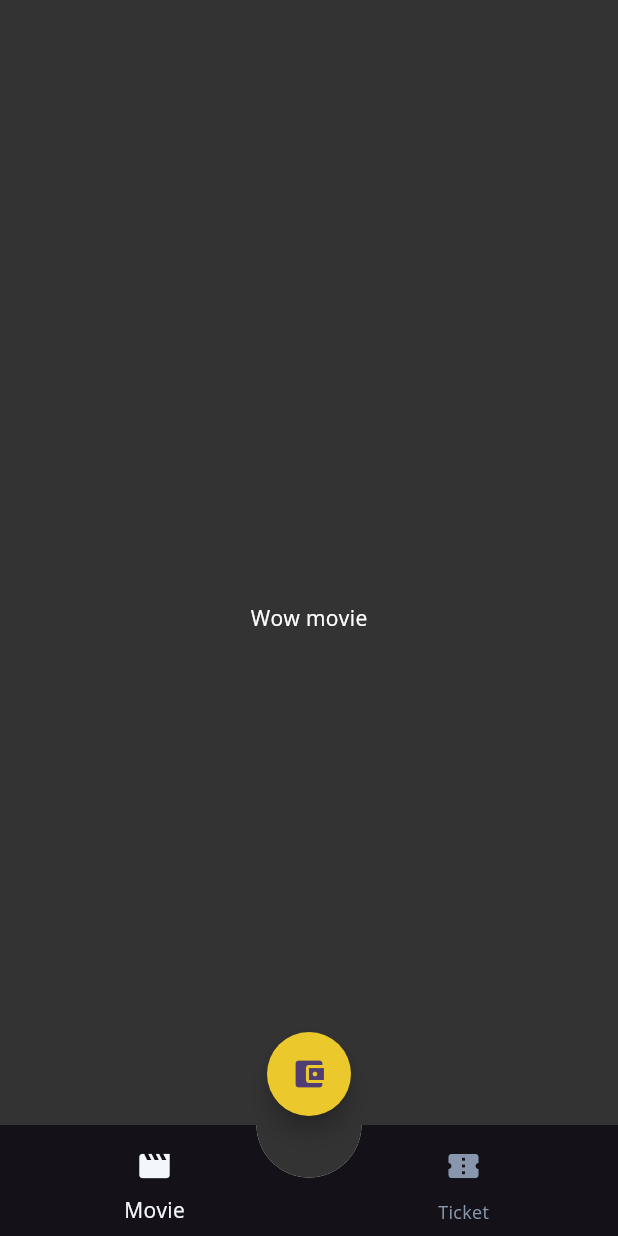
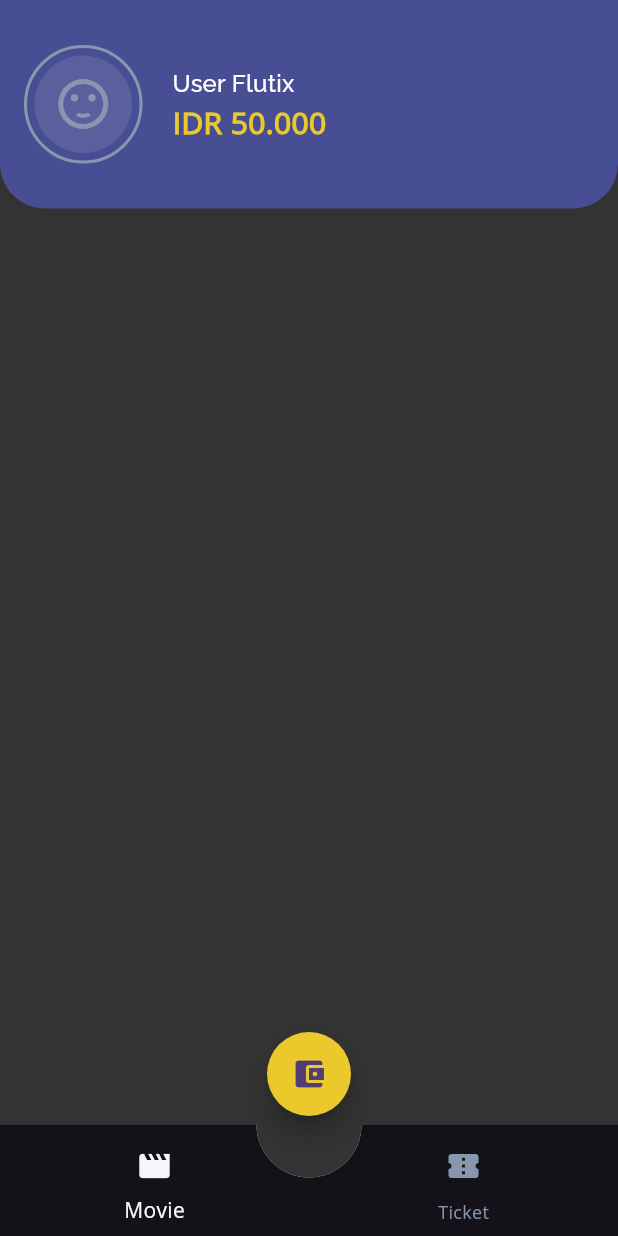
Before and after one commit to asiata25/flutix_movie, a Flutter app: the MainPage screen opened directly, on a phone screen of 412 x 824 dp. Run offline on Flutter 3.47's test engine with Material 3 defaults, Android fonts, the phone set to English and light mode, and no system bars; our stand-ins replace bloc, equatable, flutter_bloc, get_it, supabase_flutter; accounts and stored records are empty.

Commit message:
feat(movie): :sparkles: enhance MoviePage with user info display in header

```diff
--- a/lib/core/commons/pages/main_page.dart
+++ b/lib/core/commons/pages/main_page.dart
@@ -1,4 +1,5 @@
 import 'package:flutix_movie/core/commons/widgets/bottom_nav.dart';
+import 'package:flutix_movie/core/theme/app_pallete.dart';
 import 'package:flutix_movie/features/movie/presentation/pages/movie_page.dart';
 import 'package:flutter/material.dart';
 
@@ -36,8 +37,16 @@ class _MainPageState extends State<MainPage> {
   Widget build(BuildContext context) {
     return Scaffold(
         body: Stack(children: [
+      Container(
+          decoration: const BoxDecoration(
+        color: AppPallete.purpleColor,
+      )),
       SafeArea(
-          child: PageView(
+          child: Container(
+              decoration: const BoxDecoration(
+        color: AppPallete.backgroundColor,
+      ))),
+      PageView(
         controller: pageController,
         onPageChanged: (value) {
           setState(() {
@@ -50,8 +59,11 @@ class _MainPageState extends State<MainPage> {
             child: Text("Ticket"),
           )
         ],
-      )),
-      BottomNav(navBarIndex: bottomNavBarIndex, onPageChanged: pageChangeHandler,),
+      ),
+      BottomNav(
+        navBarIndex: bottomNavBarIndex,
+        onPageChanged: pageChangeHandler,
+      ),
     ]));
   }
 }
--- a/lib/core/theme/app_pallete.dart
+++ b/lib/core/theme/app_pallete.dart
@@ -3,6 +3,7 @@ import 'package:flutter/material.dart';
 class AppPallete {
   static const Color backgroundColor = Color.fromRGBO(51, 51, 51, 1);
   static const Color mainColor = Color.fromARGB(255, 235, 200, 44);
+  static const Color purpleColor = Color(0xff474E93);
   static const Color grey100 = Color.fromRGBO(243, 247, 251, 1);
   static const Color grey200 = Color.fromRGBO(212, 215, 227, 1);
   static const Color grey300 = Color.fromRGBO(136, 151, 173, 1);
--- a/lib/core/theme/app_theme.dart
+++ b/lib/core/theme/app_theme.dart
@@ -46,6 +46,12 @@ class AppTheme {
             fontFamily: "Open Sans",
             fontSize: 20,
           ),
-          titleLarge:
-              TextStyle(fontFamily: "Raleway", fontWeight: FontWeight.w500)));
+          titleLarge: TextStyle(
+            fontFamily: "Raleway",
+            fontWeight: FontWeight.w500,
+          ),
+          titleMedium: TextStyle(
+            fontFamily: "Raleway",
+            fontWeight: FontWeight.w500,
+          )));
 }
--- a/lib/features/movie/presentation/pages/movie_page.dart
+++ b/lib/features/movie/presentation/pages/movie_page.dart
@@ -1,12 +1,86 @@
+import 'package:flutix_movie/core/commons/cubits/app_user/app_user_cubit.dart';
+import 'package:flutix_movie/core/theme/app_pallete.dart';
 import 'package:flutter/material.dart';
+import 'package:flutter_bloc/flutter_bloc.dart';
+import 'package:intl/intl.dart';
 
 class MoviePage extends StatelessWidget {
   const MoviePage({super.key});
 
   @override
   Widget build(BuildContext context) {
-    return const Center(
-      child: Text("Wow movie"),
+    return ListView(
+      children: [
+        Container(
+          decoration: const BoxDecoration(
+              color: AppPallete.purpleColor,
+              borderRadius: BorderRadius.only(
+                  bottomLeft: Radius.circular(30),
+                  bottomRight: Radius.circular(30))),
+          padding: const EdgeInsets.symmetric(vertical: 30, horizontal: 16),
+          child: BlocBuilder<AppUserCubit, AppUserState>(
+            builder: (context, state) {
+              String name = "User Flutix";
+              int amount = 50000;
+
+              if (state is AppUserLoaded) {
+                name = state.user.name;
+              }
+
+              return Row(
+                children: [
+                  Container(
+                    padding: const EdgeInsets.all(5),
+                    decoration: BoxDecoration(
+                        shape: BoxShape.circle,
+                        border:
+                            Border.all(color: AppPallete.grey300, width: 2)),
+                    child: Container(
+                      width: 65,
+                      height: 65,
+                      decoration: const BoxDecoration(
+                          shape: BoxShape.circle, color: Colors.white10),
+                      // TODO: add feature to show image
+                      child: const Icon(
+                        Icons.sentiment_satisfied,
+                        size: 40,
+                        color: AppPallete.grey300,
+                      ),
+                    ),
+                  ),
+                  const SizedBox(
+                    width: 20,
+                  ),
+                  Expanded(
+                    child: Column(
+                      crossAxisAlignment: CrossAxisAlignment.start,
+                      children: [
+                        Text(
+                          name,
+                          style: Theme.of(context).textTheme.titleMedium,
+                          maxLines: 2,
+                          overflow: TextOverflow.ellipsis,
+                        ),
+                        Text(
+                          NumberFormat.currency(
+                                  locale: "id_ID",
+                                  decimalDigits: 0,
+                                  symbol: "IDR ")
+                              .format(amount),
+                          style: const TextStyle(
+                              color: AppPallete.mainColor,
+                              fontWeight: FontWeight.bold,
+                              fontSize: 20),
+                        )
+                      ],
+                    ),
+                  )
+                ],
+              );
+            },
+          ),
+        )
+      ],
     );
   }
 }
--- a/pubspec.yaml
+++ b/pubspec.yaml
@@ -38,6 +38,7 @@ dependencies:
   flutter_bloc: ^8.1.6
   get_it: ^8.0.2
   equatable: ^2.0.7
+  intl: ^0.20.1
 
 dev_dependencies:
   flutter_test:
```
Also changed, not shown: pubspec.lock.
